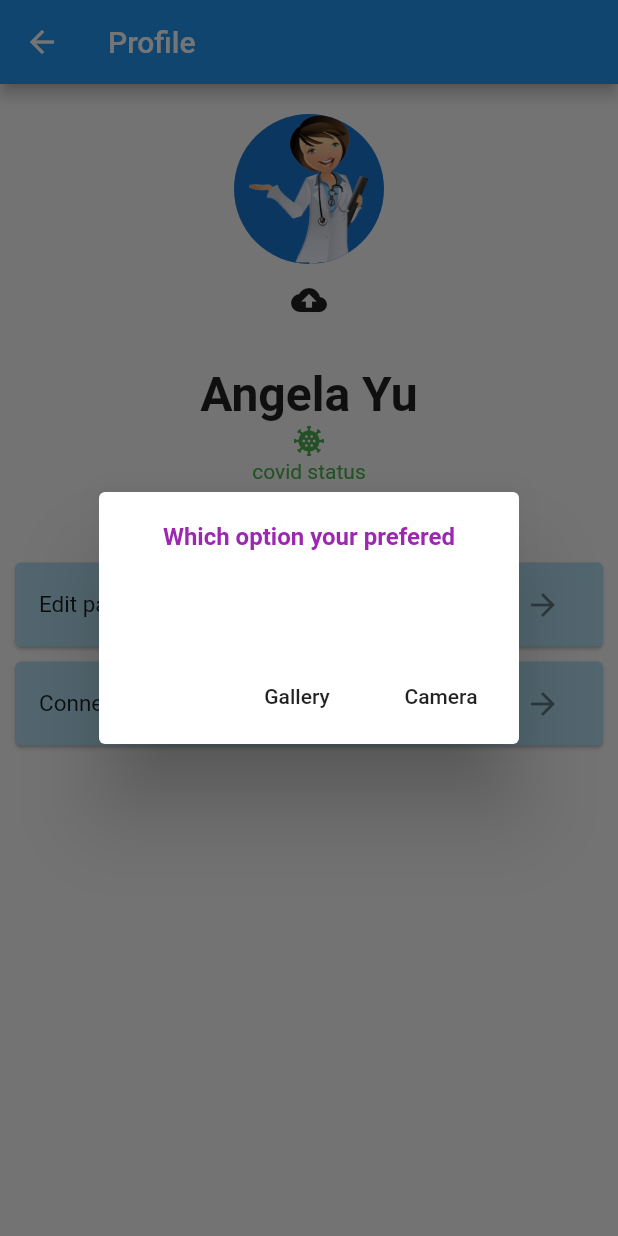
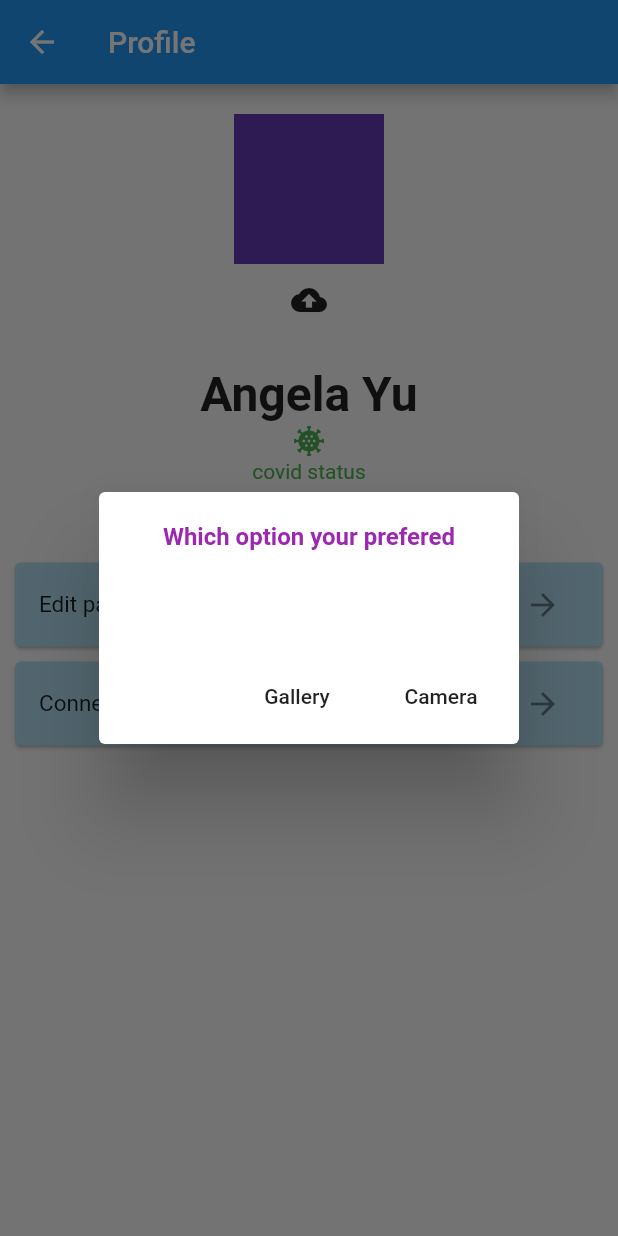
Before and after one commit to Covid-19-Self-Assistant/Final-Project-Mobile-APP, a Flutter app: the ProfilePage screen opened by its route, after a tap on the "cloud upload" icon, on a phone screen of 412 x 824 dp. Run offline on Flutter 3.47's test engine with Material 2 defaults, Android fonts, the phone set to English and light mode, and no system bars; our stand-ins replace animate_do, cloud_firestore, device_info_plus, dio, firebase_auth, firebase_core and 7 more; missing offline and left inert: flutter_email_sender, nearby_connections, qr_code_scanner; accounts and stored records are empty.

Commit message:
add profile image to the firebase storage

```diff
--- a/lib/profile_page/ProfilePage.dart
+++ b/lib/profile_page/ProfilePage.dart
@@ -2,6 +2,7 @@ import 'dart:io';
 
 import 'package:cloud_firestore/cloud_firestore.dart';
 import 'package:dating_app/profile_page/PickImageFromGalleryOrCamera.dart';
+import 'package:firebase_storage/firebase_storage.dart';
 import 'package:flutter/material.dart';
 import 'package:image_picker/image_picker.dart';
 import 'package:shared_preferences/shared_preferences.dart';
@@ -21,13 +22,15 @@ class _ProfilePageState extends State<ProfilePage> {
   ];
   bool profileLoading = false;
   final picker = ImagePicker();
-  late XFile? pickedFile;
   bool isImagesPicked = false;
   bool covidStatus = false;
+  String profileImage = "";
 
   // TODO: get the user from the firestore
   final dummyName = "angela@gmail.com";
   final users = FirebaseFirestore.instance.collection('users');
+  final storageReference = FirebaseStorage.instance.ref().child('images');
+
   Future getTheUsesCovidStatus() async {
     try {
       DocumentSnapshot<Map<String, dynamic>> status =
@@ -36,6 +39,7 @@ class _ProfilePageState extends State<ProfilePage> {
       if (data != null) {
         setState(() {
           covidStatus = data['covidStatus'] as bool;
+          profileImage = data['profileImage'];
         });
       }
     } catch (e) {
@@ -51,11 +55,18 @@ class _ProfilePageState extends State<ProfilePage> {
           await PickImageFromGalleryOrCamera.getProfileImage(context, picker);
 
       if (_image!.path != "") {
-        setState(() {
-          isImagesPicked = true;
-          profileLoading = true;
-          pickedFile = _image;
-        });
+        try {
+          await storageReference.putFile(File(_image!.path));
+          String imageUrl = await storageReference.getDownloadURL();
+          await users.doc(dummyName).update({"profileImage": imageUrl});
+          setState(() {
+            isImagesPicked = true;
+            profileLoading = true;
+            profileImage = imageUrl;
+          });
+        } catch (e) {
+          print(e);
+        }
       } else {
         print('No image');
       }
@@ -82,6 +93,8 @@ class _ProfilePageState extends State<ProfilePage> {
 
   @override
   Widget build(BuildContext context) {
+    print(profileImage);
+    print("==================");
     return Scaffold(
       appBar: AppBar(title: Text("Profile")),
       body: SingleChildScrollView(
@@ -93,14 +106,13 @@ class _ProfilePageState extends State<ProfilePage> {
                 Container(
                     height: 100,
                     width: 100,
-                    child: isImagesPicked == false
-                        ? CircleAvatar(
-                            backgroundImage:
-                                AssetImage('assets/images/doctor.png'),
+                    child: profileImage.isEmpty
+                        ? Container(
+                            color: Colors.deepPurple,
                           )
                         : Container(
-                            child: Image.file(
-                              File(pickedFile!.path),
+                            child: Image.network(
+                              profileImage,
                               fit: BoxFit.cover,
                             ),
                           )),
--- a/lib/update_positive/updateStatus.dart
+++ b/lib/update_positive/updateStatus.dart
@@ -14,14 +14,14 @@ class StateChanger extends StatefulWidget {
 }
 
 class _StateChangerState extends State<StateChanger> {
-  bool value = true;
+  bool value = false;
 
   // TODO: get the user from the firestore
   final dummyName = "angela@gmail.com";
   final users = FirebaseFirestore.instance.collection('users');
 
   Future changeCovidStatus(bool value) async {
-    return users.doc(dummyName).set({"covidStatus": value});
+    return users.doc(dummyName).update({"covidStatus": value});
   }
 
   Future getTheUsesCovidStatus() async {
--- a/pubspec.yaml
+++ b/pubspec.yaml
@@ -51,6 +51,7 @@ dependencies:
   flutter_email_sender: ^5.2.0
   shared_preferences: ^2.0.15
   image_picker: ^0.8.6
+  firebase_storage: ^10.3.11
 
 dev_dependencies:
   flutter_test:
```
Also changed, not shown: pubspec.lock.
